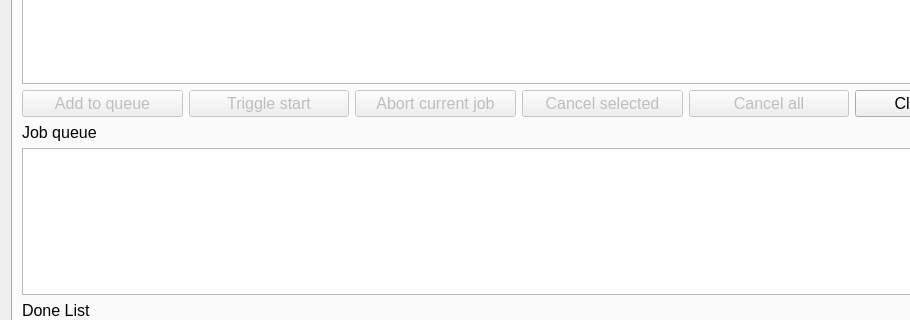
The window that tasktab.ui (fdar0536/Simple-Task-Queue) describes before a commit, drawn with Qt 5; both pictures show x 0 to 910 and y 266 to 586 of the 1038 by 761 pixel window.
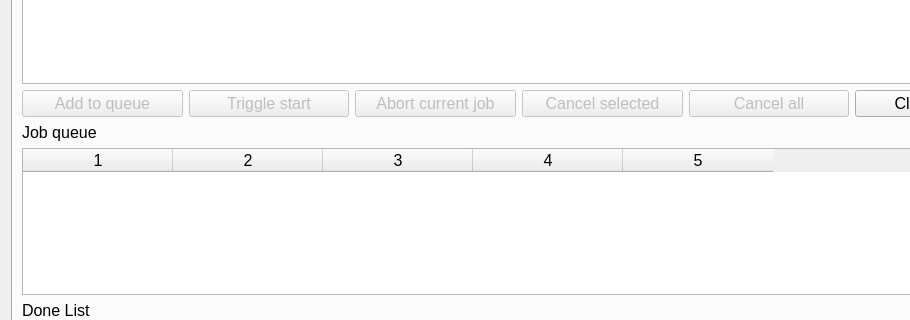
The same window after the commit.

What changed in the file:
```diff
--- a/tasktab.ui
+++ b/tasktab.ui
@@ -317,7 +317,7 @@
             <number>5</number>
            </property>
            <attribute name="horizontalHeaderVisible">
-            <bool>false</bool>
+            <bool>true</bool>
            </attribute>
            <attribute name="horizontalHeaderDefaultSectionSize">
             <number>150</number>
```
